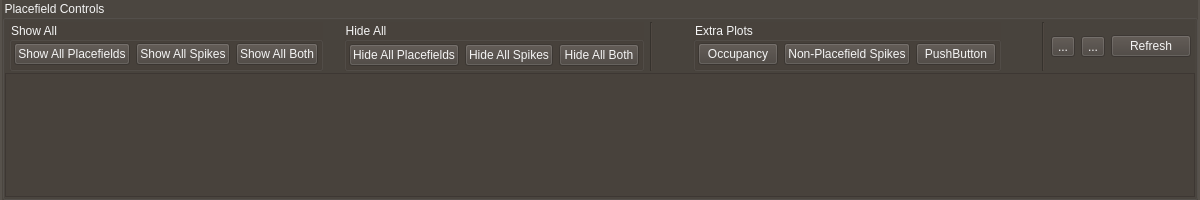
Above: src/pyphoplacecellanalysis/GUI/Qt/PlacefieldVisualSelectionControlsBar/PlacefieldVisualSelectionControlsBarWidgetBase.ui from CommanderPho/pyPhoPlaceCellAnalysis before the change. Below: the same form after it.
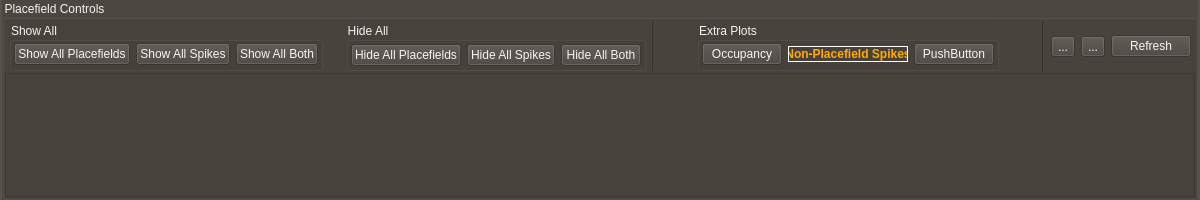
That is the form after the change.

What changed in the file:
```diff
--- a/src/pyphoplacecellanalysis/GUI/Qt/PlacefieldVisualSelectionControlsBar/PlacefieldVisualSelectionControlsBarWidgetBase.ui
+++ b/src/pyphoplacecellanalysis/GUI/Qt/PlacefieldVisualSelectionControlsBar/PlacefieldVisualSelectionControlsBarWidgetBase.ui
@@ -315,6 +315,38 @@
          </item>
          <item>
           <widget class="QGroupBox" name="grpExtraPlots">
+           <property name="styleSheet">
+            <string notr="true">QPushButton {
+    /*background-color: green;*/
+    color: rgb(244, 244, 244);
+    /*border: 2px green;*/
+    /*border-radius: 22px;*/
+    /*border-style: outset;*/
+	/*border-style: inset;*/
+}
+QPushButton:disabled {
+    color: gray;
+    background-color: gray;
+    border: 1px black;
+    border-style: outset;                
+}
+QPushButton:checked{
+    color: rgb(255, 170, 0); 
+    /*font:  12px; */  
+    font: bold;
+    /*background-color: red;*/
+    border: 1px white;
+    border-style: outset;
+}
+QToolButton:!checked{
+    /*color: black; */
+    /*background-color: green;*/
+    /*border: 1px black;*/
+    /*border-style: outset;*/
+	/*border: 1px black;*/
+    /*border-style: dashed;*/
+}</string>
+           </property>
            <property name="title">
             <string>Extra Plots</string>
            </property>
@@ -339,6 +371,9 @@
               <property name="text">
                <string>Occupancy</string>
               </property>
+              <property name="checkable">
+               <bool>true</bool>
+              </property>
              </widget>
             </item>
             <item>
@@ -346,6 +381,12 @@
               <property name="text">
                <string>Non-Placefield Spikes</string>
               </property>
+              <property name="checkable">
+               <bool>true</bool>
+              </property>
+              <property name="checked">
+               <bool>true</bool>
+              </property>
              </widget>
             </item>
             <item>
@@ -353,6 +394,9 @@
               <property name="text">
                <string>PushButton</string>
               </property>
+              <property name="checkable">
+               <bool>true</bool>
+              </property>
              </widget>
             </item>
            </layout>
```
